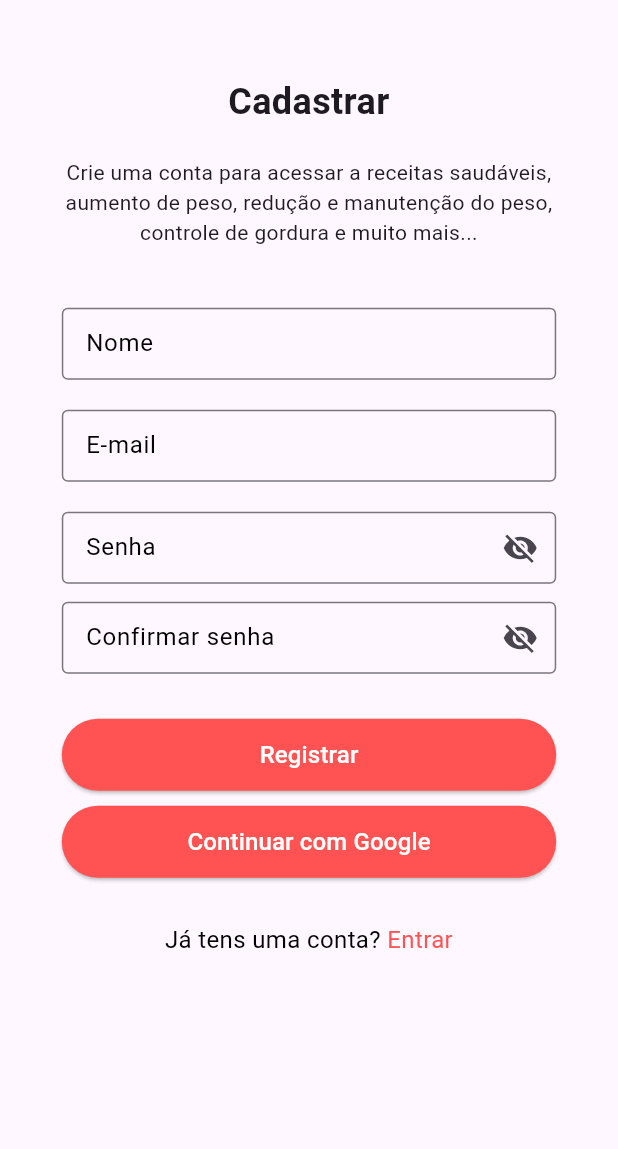
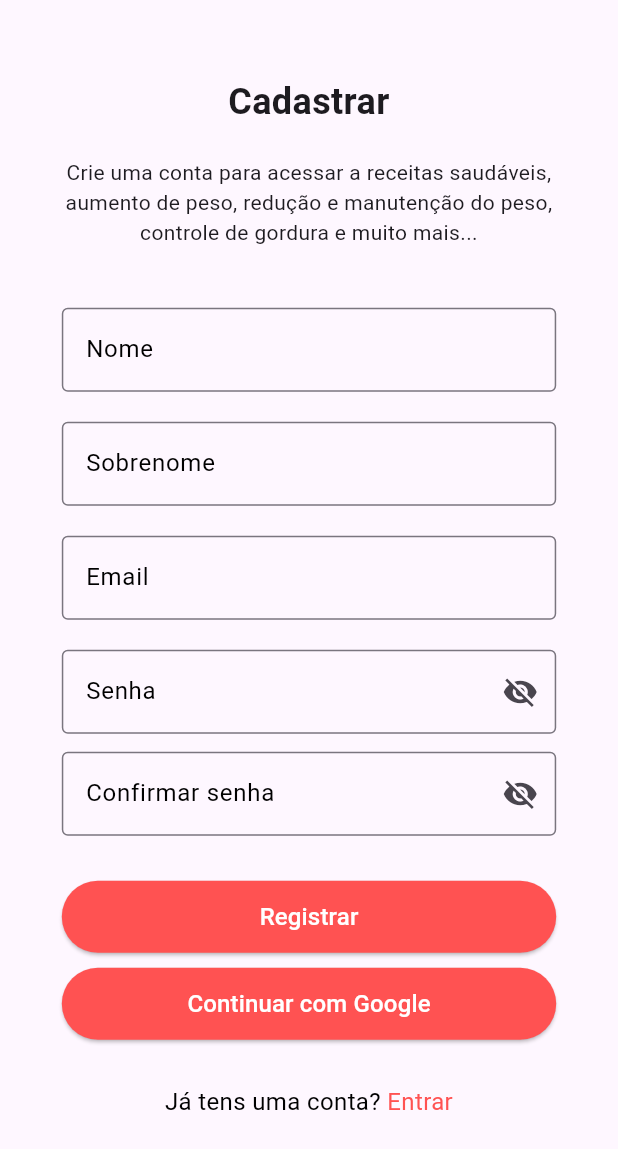
Before and after one commit to arikardnoir/kipiteu-app, a Flutter app: the SignUpScreen screen opened directly, after a tap on "Registrar", on a phone screen of 412 x 824 dp. Shown: the top 1149 px of the screen. Run offline on Flutter 3.47's test engine with Material 3 defaults, Android fonts, the phone set to English and light mode, and no system bars; our stand-ins replace google_sign_in; network calls fail.

```diff
--- a/lib/screens/initial/initial_screen.dart
+++ b/lib/screens/initial/initial_screen.dart
@@ -1,6 +1,6 @@
 import 'package:flutter/material.dart';
 import 'package:kipiteu_app/screens/initial/account_type.dart';
-import 'package:kipiteu_app/screens/sign/sign_in_sreen.dart';
+import 'package:kipiteu_app/screens/sign/sign_in_screen.dart';
 
 class InitialScreen extends StatefulWidget {
   const InitialScreen({super.key});
--- a/lib/screens/sign/sign_up_screen.dart
+++ b/lib/screens/sign/sign_up_screen.dart
@@ -1,9 +1,10 @@
-// ignore_for_file: avoid_print
+// ignore_for_file: avoid_print, unused_field
 
 import 'package:flutter/gestures.dart';
 import 'package:flutter/material.dart';
-import 'package:kipiteu_app/screens/sign/sign_in_sreen.dart';
+import 'package:kipiteu_app/screens/sign/sign_in_screen.dart';
 import 'package:kipiteu_app/services/google_services/google_sign_in_service/google_sign_in_service.dart';
+import 'package:kipiteu_app/services/sign_up_services/sign_up_service.dart';
 
 class SignUpScreen extends StatefulWidget {
   const SignUpScreen({super.key});
@@ -14,7 +15,14 @@ class SignUpScreen extends StatefulWidget {
 
 class _SignUpScreenState extends State<SignUpScreen> {
   bool _isPasswordVisible = false;
-  bool _isPasswordStillVisible = false;
+  final bool _isPasswordStillVisible = false;
+
+  final TextEditingController nameController = TextEditingController();
+  final TextEditingController nicknameController = TextEditingController();
+  final TextEditingController emailController = TextEditingController();
+  final TextEditingController passwordController = TextEditingController();
+  final TextEditingController confirmPasswordController =
+      TextEditingController();
 
   @override
   Widget build(BuildContext context) {
@@ -47,41 +55,56 @@ class _SignUpScreenState extends State<SignUpScreen> {
                         TextStyle(fontSize: 14.0, fontWeight: FontWeight.w400),
                   ),
                   const SizedBox(height: 40),
-                  const SizedBox(
-                    height: 48,
-                    child: TextField(
-                      keyboardType: TextInputType.name,
-                      decoration: InputDecoration(
-                        labelText: 'Nome',
+                  TextField(
+                    controller: nameController,
+                    decoration: const InputDecoration(
                       border: OutlineInputBorder(),
                       focusedBorder: OutlineInputBorder(
                         borderSide: BorderSide(color: Colors.black),
                       ),
+
+                      labelText: 'Nome',
                       labelStyle: TextStyle(color: Colors.black),
+                      contentPadding: EdgeInsets.fromLTRB(12.0, 20.0, 12.0,
+                          12.0), // Ajuste o preenchimento interno aqui
                     ),
                     cursorColor: Colors.black,
                   ),
-                  ),
                   const SizedBox(height: 20),
-                  const SizedBox(
-                    height: 48,
-                    child: TextField(
-                      keyboardType: TextInputType.emailAddress,
-                      decoration: InputDecoration(
-                        labelText: 'E-mail',
+                  TextField(
+                    controller: nicknameController,
+                    decoration: const InputDecoration(
                       border: OutlineInputBorder(),
                       focusedBorder: OutlineInputBorder(
                         borderSide: BorderSide(color: Colors.black),
                       ),
+
+                      labelText: 'Sobrenome',
                       labelStyle: TextStyle(color: Colors.black),
+                      contentPadding: EdgeInsets.fromLTRB(12.0, 20.0, 12.0,
+                          12.0), // Ajuste o preenchimento interno aqui
                     ),
                     cursorColor: Colors.black,
                   ),
+                  const SizedBox(height: 20),
+                  TextField(
+                    controller: emailController,
+                    decoration: const InputDecoration(
+                      border: OutlineInputBorder(),
+                      focusedBorder: OutlineInputBorder(
+                        borderSide: BorderSide(color: Colors.black),
+                      ),
+
+                      labelText: 'Email',
+                      labelStyle: TextStyle(color: Colors.black),
+                      contentPadding: EdgeInsets.fromLTRB(12.0, 20.0, 12.0,
+                          12.0), // Ajuste o preenchimento interno aqui
+                    ),
+                    cursorColor: Colors.black,
                   ),
                   const SizedBox(height: 20),
-                  SizedBox(
-                    height: 48,
-                    child: TextField(
+                  TextField(
+                    controller: passwordController,
                     obscureText: !_isPasswordVisible,
                     decoration: InputDecoration(
                       labelText: 'Senha',
@@ -105,25 +128,22 @@ class _SignUpScreenState extends State<SignUpScreen> {
                     ),
                     cursorColor: Colors.black,
                   ),
-                  ),
                   const SizedBox(height: 12),
-                  SizedBox(
-                    height: 48,
-                    child: TextField(
-                      obscureText: !_isPasswordStillVisible,
+                  TextField(
+                    controller: confirmPasswordController,
+                    obscureText: !_isPasswordVisible,
                     decoration: InputDecoration(
                       labelText: 'Confirmar senha',
                       border: const OutlineInputBorder(),
                       suffixIcon: IconButton(
                         icon: Icon(
-                            _isPasswordStillVisible
+                          _isPasswordVisible
                               ? Icons.visibility
                               : Icons.visibility_off,
                         ),
                         onPressed: () {
                           setState(() {
-                              _isPasswordStillVisible =
-                                  !_isPasswordStillVisible;
+                            _isPasswordVisible = !_isPasswordVisible;
                           });
                         },
                       ),
@@ -134,15 +154,22 @@ class _SignUpScreenState extends State<SignUpScreen> {
                     ),
                     cursorColor: Colors.black,
                   ),
-                  ),
                   const SizedBox(height: 30),
                   ElevatedButton(
-                    onPressed: () {
-                      /*  Navigator.of(context).pushReplacement(
-                        MaterialPageRoute(
-                          builder: (context) => const SignInScreen(),
-                        ),
-                      ); */
+                    onPressed: () async {
+                      try {
+                        await SignUpAPIService.signUp(
+                          name: nameController.text,
+                          nickname: nicknameController.text,
+                          email: emailController.text,
+                          password: passwordController.text,
+                        );
+                        // Aqui você pode adicionar a navegação para a próxima tela se o registro for bem-sucedido
+                      } catch (error) {
+                        // Lidar com qualquer erro que ocorra durante o registro
+                        print('Erro durante o registro: $error');
+                        // Você pode exibir uma mensagem de erro para o usuário, se desejar
+                      }
                     },
                     style: ElevatedButton.styleFrom(
                       foregroundColor: Colors.white,
--- a/lib/services/email_services/email_sign_in_service/email_sign_in_service.dart
+++ b/lib/services/email_services/email_sign_in_service/email_sign_in_service.dart
@@ -1,66 +1,4 @@
-// ignore_for_file: avoid_print, non_constant_identifier_names
-
-/* // ignore_for_file: non_constant_identifier_names, avoid_print
-
-import 'dart:async';
-import 'dart:convert';
-import 'package:http/http.dart' as http;
-import 'package:kipiteu_app/services/email_services/email_sign_in_service/email_sign_in_to_backend.dart';
-
-Future<EmailLoginResponse?> EmailSignInAPIService(
-    String email, String password) async {
-  try {
-    String apiUrl = 'https://kipiteu.onrender.com/login';
-
-    // Faz a solicitação de login ao servidor
-    http.Response response = await http.post(
-      Uri.parse(apiUrl),
-      headers: <String, String>{
-        'Content-Type': 'application/json; charset=UTF-8',
-      },
-      body: json.encode(<String, String>{
-        'email': email,
-        'password': password,
-        'type': "email",
-      }),
-    );
-    print('Resposta da API: ${response.body}');
-
-    if (response.statusCode == 200) {
-      // Verifica se a resposta não está vazia
-      if (response.body.isNotEmpty) {
-        // Converte a resposta em um mapa JSON
-        Map<String, dynamic> data = jsonDecode(response.body);
-
-        // Obtém os dados de login da resposta
-        String token = data['token'];
-        String email = data['email'];
-        String fullname = data['fullname'];
-
-        // Imprime os dados de login para depuração
-        print('Token: $token');
-        print('Email: $email');
-        print('Nome: $fullname');
-
-        // Retorna os dados de login como um objeto LoginResponse
-        return EmailLoginResponse(
-            token: token, email: email, fullname: fullname);
-      } else {
-        print('Resposta da API está vazia');
-        return null;
-      }
-    } else {
-      // Se a solicitação não foi bem-sucedida, imprime o código de status para depuração
-      print('Erro ao fazer login: ${response.statusCode}');
-      return null; // Retorna nulo em caso de erro
-    }
-  } catch (error) {
-    // Se ocorrer um erro durante a solicitação, imprime o erro para depuração
-    print('Erro ao fazer login: $error');
-    return null; // Retorna nulo em caso de erro
-  }
-}
- */
+// ignore_for_file: non_constant_identifier_names, avoid_print
 
 import 'dart:async';
 import 'dart:convert';
--- /dev/null
+++ b/lib/services/sign_up_services/sign_up_service.dart
@@ -0,0 +1,41 @@
+// ignore_for_file: avoid_print
+
+import 'dart:convert';
+import 'package:http/http.dart' as http;
+
+class SignUpAPIService {
+  SignUpAPIService(String name, String nickname, String email, String password);
+
+  static Future<void> signUp({
+    required String name,
+    required String nickname,
+    required String email,
+    required String password,
+  }) async {
+    const url = 'https://kipiteu.onrender.com/users';
+    final response = await http.post(
+      Uri.parse(url),
+      headers: <String, String>{
+        'Content-Type': 'application/json; charset=UTF-8',
+      },
+      body: jsonEncode({
+        'fullname': name,
+        'nickname': nickname,
+        'email': email,
+        'password': password,
+        // Você pode adicionar mais campos conforme necessário
+      }),
+    );
+
+    if (response.statusCode == 201) {
+      // Usuário cadastrado com sucesso
+      print('Usuário cadastrado com sucesso');
+      print('Resposta do backend: ${response.body}');
+    } else {
+      // Falha no cadastro do usuário
+      // Exibir mensagem de erro ou fazer outra ação apropriada
+      print('Falha ao cadastrar usuário: ${response.statusCode}');
+      print('Erro: ${response.body}');
+    }
+  }
+}
```
Also changed, not shown: lib/screens/sign/sign_in_screen.dart (renamed from lib/screens/sign/sign_in_sreen.dart), lib/services/sign_up_services/sign_up_servie_to_bakend.dart (added). Lines whose indentation alone changed are shown as unchanged.
